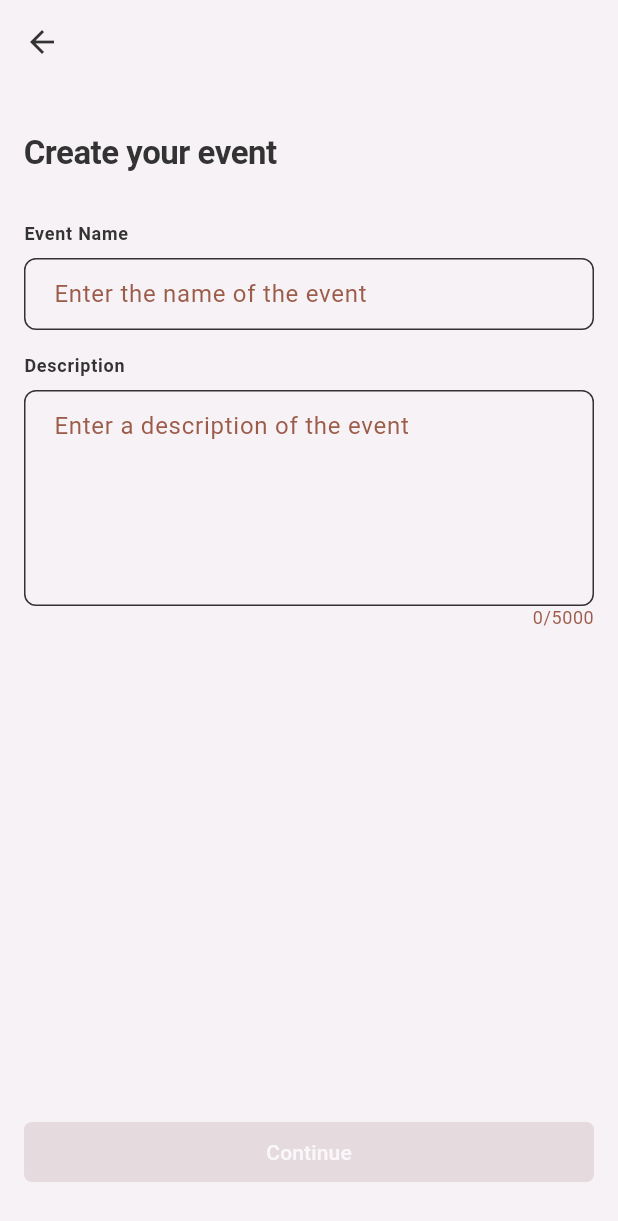
After one commit to cmm-apps-flutter/EsmorgaFlutter, a Flutter app: the _CreateEventForm screen opened directly, on a phone screen of 412 x 824 dp. The commit adds this screen. Shown: the top 1221 px of the screen. Run offline on Flutter 3.47's test engine with Material 3 defaults, Android fonts, the phone set to English and light mode, and no system bars; our stand-ins replace app_links, bloc, equatable, flutter_bloc, get_it, go_router and 5 more; missing offline and left inert: http_proxy; accounts and stored records are empty; generated files the repository leaves out were written again; network calls fail.

Commit message:
feat: implemented create event the first screen, cubit logic, event state and screenhost tests

```diff
--- a/lib/di.dart
+++ b/lib/di.dart
@@ -35,6 +35,7 @@ import 'package:esmorga_flutter/view/deeplink/deep_link_service.dart';
 import 'package:esmorga_flutter/view/events/event_detail/cubit/event_detail_cubit.dart';
 import 'package:esmorga_flutter/view/home_tab/cubit/home_tab_cubit.dart';
 import 'package:esmorga_flutter/view/events/my_events/cubit/my_events_cubit.dart';
+import 'package:esmorga_flutter/view/events/event_create/cubit/create_event_cubit.dart';
 import 'package:esmorga_flutter/view/l10n/app_localizations.dart';
 import 'package:esmorga_flutter/view/l10n/localization_service.dart';
 import 'package:esmorga_flutter/view/login/cubit/login_cubit.dart';
@@ -207,6 +208,7 @@ Future<void> setupDi(Locale locale) async {
   // -----------------------------
   getIt.registerFactory(() => SplashCubit());
   getIt.registerFactory(() => MyEventsCubit(eventRepository: getIt(), userRepository: getIt()));
+  getIt.registerFactory(() => CreateEventCubit(l10n: getIt()));
   getIt.registerFactory(() => HomeTabCubit(
         eventRepository: getIt(),
         getPollsUseCase: getIt(),
@@ -236,7 +238,8 @@ Future<void> setupDi(Locale locale) async {
         verificationCode: verificationCode,
       ));
 
-  getIt.registerFactory(() => EventAttendeesCubit(eventRepository: getIt(), userRepository: getIt(), getEventAttendeesUseCase: getIt()));
+  getIt.registerFactory(() => EventAttendeesCubit(eventRepository: getIt(), userRepository: getIt(), getEventAttendeesUseCase:
+getIt()));
 
   getIt.registerFactoryParam<PollDetailCubit, Poll, void>((poll, _) => PollDetailCubit(
         poll: poll,
--- /dev/null
+++ b/lib/view/events/event_create/cubit/create_event_cubit.dart
@@ -0,0 +1,68 @@
+import 'dart:async';
+
+import 'package:equatable/equatable.dart';
+import 'package:esmorga_flutter/view/l10n/app_localizations.dart';
+import 'package:flutter_bloc/flutter_bloc.dart';
+
+part 'create_event_state.dart';
+
+sealed class CreateEventEffect {}
+
+class CreateEventEffectNavigateToNextStep extends CreateEventEffect {
+  final String eventName;
+  final String description;
+  CreateEventEffectNavigateToNextStep(this.eventName, this.description);
+}
+
+class CreateEventCubit extends Cubit<CreateEventState> {
+  final AppLocalizations l10n;
+
+  final _effectController = StreamController<CreateEventEffect>.broadcast();
+  Stream<CreateEventEffect> get effects => _effectController.stream;
+
+  CreateEventCubit({required this.l10n}) : super(const CreateEventState());
+
+  void updateEventName(String name) {
+    String? error;
+    if (name.isEmpty) {
+      error = l10n.inlineErrorEmptyField;
+    } else if (name.length < 3 || name.length > 100) {
+      error = l10n.inlineErrorInvalidLengthName;
+    }
+
+    emit(state.copyWith(
+      eventName: name,
+      eventNameError: error,
+    ));
+  }
+
+  void updateDescription(String desc) {
+    String? error;
+    if (desc.isEmpty) {
+      error = l10n.inlineErrorEmptyField;
+    } else if (desc.length < 4 || desc.length > 5000) {
+      error = l10n.inlineErrorInvalidLengthDescription;
+    }
+
+    emit(state.copyWith(
+      description: desc,
+      descriptionError: error,
+    ));
+  }
+
+  bool get isFormValid =>
+      state.eventName.isNotEmpty &&
+      state.eventNameError == null &&
+      state.description.isNotEmpty &&
+      state.descriptionError == null;
+
+  void submit() {
+    _effectController.add(CreateEventEffectNavigateToNextStep(state.eventName, state.description));
+  }
+
+  @override
+  Future<void> close() {
+    _effectController.close();
+    return super.close();
+  }
+}
--- /dev/null
+++ b/lib/view/events/event_create/cubit/create_event_state.dart
@@ -0,0 +1,32 @@
+part of 'create_event_cubit.dart';
+
+class CreateEventState extends Equatable {
+  final String eventName;
+  final String description;
+  final String? eventNameError;
+  final String? descriptionError;
+
+  const CreateEventState({
+    this.eventName = '',
+    this.description = '',
+    this.eventNameError,
+    this.descriptionError,
+  });
+
+  CreateEventState copyWith({
+    String? eventName,
+    String? description,
+    String? eventNameError,
+    String? descriptionError,
+  }) {
+    return CreateEventState(
+      eventName: eventName ?? this.eventName,
+      description: description ?? this.description,
+      eventNameError: eventNameError,
+      descriptionError: descriptionError,
+    );
+  }
+
+  @override
+  List<Object?> get props => [eventName, description, eventNameError, descriptionError];
+}
--- /dev/null
+++ b/lib/view/events/event_create/view/create_event_screen.dart
@@ -0,0 +1,137 @@
+import 'package:esmorga_flutter/di.dart';
+import 'package:esmorga_flutter/ds/esmorga_button.dart';
+import 'package:esmorga_flutter/ds/esmorga_text.dart';
+import 'package:esmorga_flutter/ds/esmorga_text_field.dart';
+import 'package:esmorga_flutter/view/events/event_create/cubit/create_event_cubit.dart';
+import 'package:esmorga_flutter/view/l10n/localization_service.dart';
+import 'package:flutter/material.dart';
+import 'package:flutter/services.dart';
+import 'package:flutter_bloc/flutter_bloc.dart';
+
+class CreateEventScreen extends StatelessWidget {
+  const CreateEventScreen({super.key});
+
+  @override
+  Widget build(BuildContext context) {
+    return BlocProvider(
+      create: (_) => getIt<CreateEventCubit>(),
+      child: const _CreateEventForm(),
+    );
+  }
+}
+
+class _CreateEventForm extends StatefulWidget {
+  const _CreateEventForm();
+
+  @override
+  State<_CreateEventForm> createState() => _CreateEventFormState();
+}
+
+class _CreateEventFormState extends State<_CreateEventForm> {
+  late CreateEventCubit _cubit;
+  final TextEditingController _nameController = TextEditingController();
+  final TextEditingController _descriptionController = TextEditingController();
+
+  @override
+  void initState() {
+    super.initState();
+    _cubit = context.read<CreateEventCubit>();
+    _cubit.effects.listen((effect) {
+      if (effect is CreateEventEffectNavigateToNextStep) {
+        // TODO: Navigate to next step
+      }
+    });
+    _descriptionController.addListener(_onDescriptionChanged);
+  }
+
+  @override
+  void dispose() {
+    _descriptionController.removeListener(_onDescriptionChanged);
+    _nameController.dispose();
+    _descriptionController.dispose();
+    super.dispose();
+  }
+
+  void _onDescriptionChanged() {
+    setState(() {});
+  }
+
+  @override
+  Widget build(BuildContext context) {
+    final localizations = getIt<LocalizationService>().current;
+
+    return Scaffold(
+      appBar: AppBar(
+        leading: IconButton(
+          icon: const Icon(Icons.arrow_back),
+          onPressed: () => Navigator.of(context).pop(),
+        ),
+      ),
+      body: SafeArea(
+        child: Padding(
+          padding: const EdgeInsets.symmetric(horizontal: 16.0),
+          child: BlocBuilder<CreateEventCubit, CreateEventState>(
+            builder: (context, state) {
+              return Column(
+                crossAxisAlignment: CrossAxisAlignment.start,
+                children: [
+                  const SizedBox(height: 32.0),
+                  EsmorgaText(
+                    text: localizations.screenCreateEventTitle,
+                    style: EsmorgaTextStyle.heading1,
+                  ),
+                  const SizedBox(height: 32.0),
+                  EsmorgaTextField(
+                    key: const Key('create_event_name_input'),
+                    controller: _nameController,
+                    title: localizations.fieldTitleEventName,
+                    placeholder: localizations.placeholderEventName,
+                    errorText: state.eventNameError,
+                    onChanged: _cubit.updateEventName,
+                    inputFormatters: [
+                      LengthLimitingTextInputFormatter(100),
+                    ],
+                  ),
+                  const SizedBox(height: 16.0),
+                  Column(
+                    crossAxisAlignment: CrossAxisAlignment.start,
+                    children: [
+                      EsmorgaTextField(
+                        key: const Key('create_event_description_input'),
+                        controller: _descriptionController,
+                        maxLines: 5,
+                        onChanged: _cubit.updateDescription,
+                        inputFormatters: [
+                          LengthLimitingTextInputFormatter(5000),
+                        ],
+                        title: localizations.fieldTitleEventDescription,
+                        placeholder: localizations.placeholderEventDescription,
+                        errorText: state.descriptionError,
+                      ),
+                      Align(
+                        alignment: Alignment.centerRight,
+                        child: Text(
+                          localizations.captionEventDescription(_descriptionController.text.length),
+                          style: Theme.of(context).textTheme.bodySmall?.copyWith(
+                                color: Theme.of(context).colorScheme.onSurfaceVariant,
+                              ),
+                        ),
+                      )
+                    ],
+                  ),
+                  const Spacer(),
+                  EsmorgaButton(
+                    text: localizations.stepContinueButton,
+                    isEnabled: _cubit.isFormValid,
+                    onClick: _cubit.submit,
+                  ),
+                  const SizedBox(height: 32.0),
+                ],
+              );
+            },
+          ),
+        ),
+      ),
+    );
+  }
+}
```
Also changed, not shown: lib/view/events/my_events/view/my_events_screen.dart (+6 -1 lines), lib/ds/esmorga_text_field.dart (line endings or trailing spaces), 7 other files.
